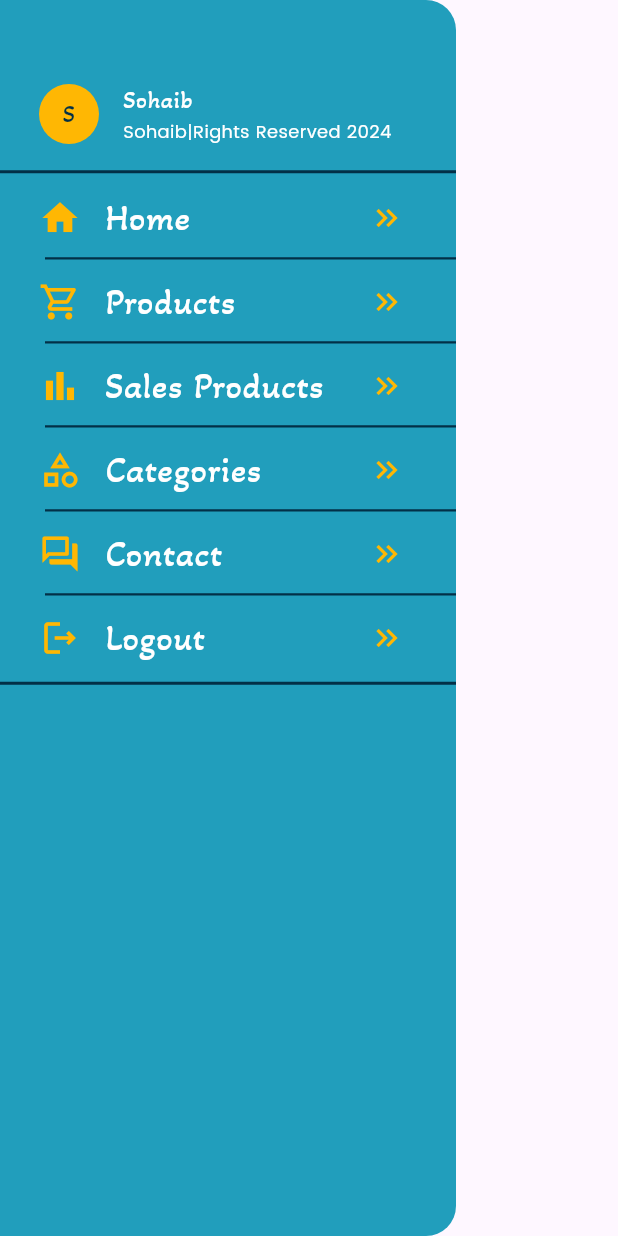
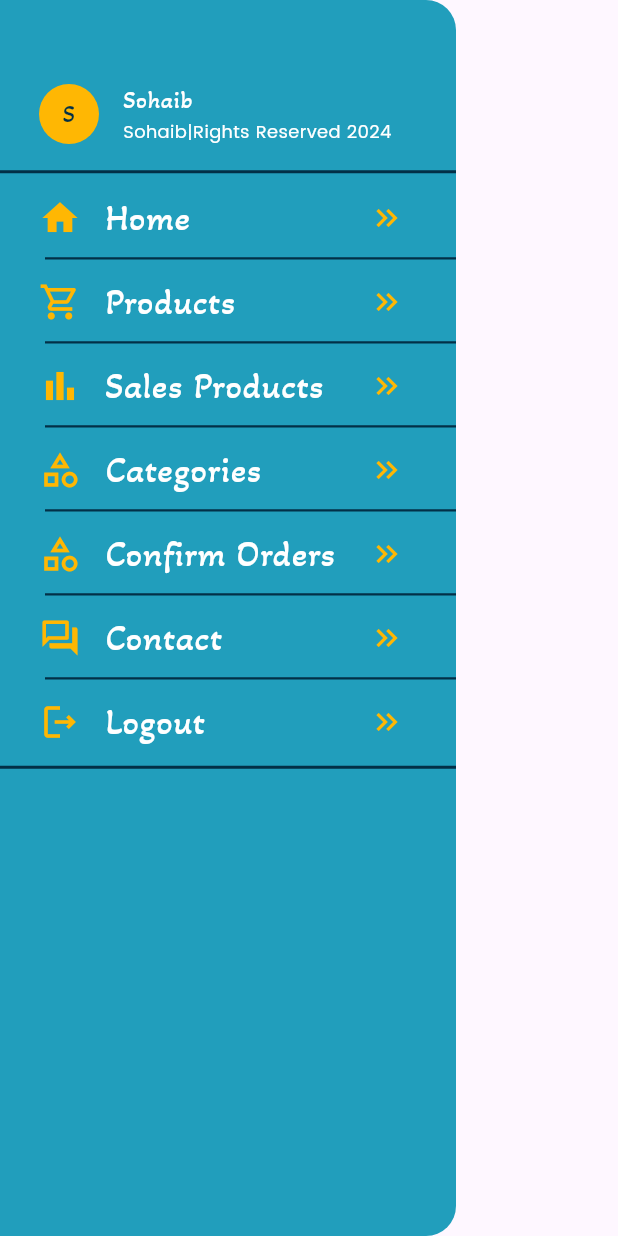
Before and after one commit to sohaibnawaz123/Shopping-App-E-commerce-, a Flutter app: the CustomDrawer widget shown alone on an empty page, opened directly, on a phone screen of 412 x 824 dp. Run offline on Flutter 3.47's test engine with Material 3 defaults, Android fonts, the phone set to English and light mode, and no system bars; our stand-ins replace cached_network_image, carousel_slider, cloud_firestore, firebase_auth, firebase_core, firebase_messaging and 6 more; missing offline and left inert: image_card; accounts and stored records are empty.

Commit message:
fetch order screen done

```diff
--- a/lib/widgets/customDrawe.dart
+++ b/lib/widgets/customDrawe.dart
@@ -2,6 +2,7 @@
 
 import 'package:ecommerce_app/screens/authsUi/welcome-screen.dart';
 import 'package:ecommerce_app/screens/user-panel/allSallProductScreen.dart';
+import 'package:ecommerce_app/screens/user-panel/fetchOrder.dart';
 import 'package:ecommerce_app/screens/user-panel/main-screen.dart';
 import 'package:ecommerce_app/utils/constant.dart';
 import 'package:firebase_auth/firebase_auth.dart';
@@ -156,6 +157,31 @@ class CustomDrawer extends StatelessWidget {
           Padding(
             padding: const EdgeInsets.only(left: 10.0, right: 10.0),
             child: ListTile(
+              onTap: ()=>Get.to(FetchOrdersScreen()),
+              titleAlignment: ListTileTitleAlignment.center,
+              title: Text("Confirm Orders",
+                  style: mainHeading(24.0, AppConstants.appTextColor)),
+              leading: const Icon(
+                Icons.category_outlined,
+                color: AppConstants.appyellowColor,
+                size: 28.0,
+              ),
+              trailing: const Icon(
+                Icons.keyboard_double_arrow_right,
+                color: AppConstants.appyellowColor,
+                size: 24.0,
+              ),
+            ),
+          ),
+          const Divider(
+            height: 0.0,
+            indent: 30.0,
+            thickness: 1.5,
+            color: AppConstants.appMainColor,
+          ),
+          Padding(
+            padding: const EdgeInsets.only(left: 10.0, right: 10.0),
+            child: ListTile(
               titleAlignment: ListTileTitleAlignment.center,
               title: Text("Contact",
                   style: mainHeading(24.0, AppConstants.appTextColor)),
```
Also changed, not shown: lib/screens/user-panel/fetchOrder.dart (added, +125 -0 lines).
